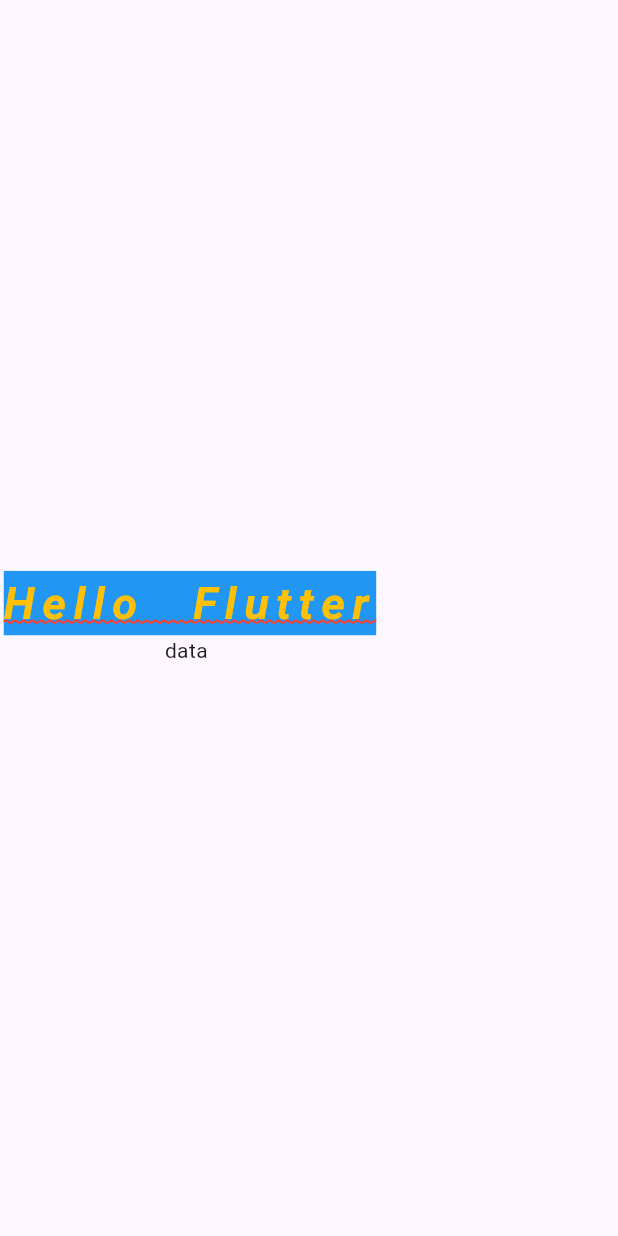
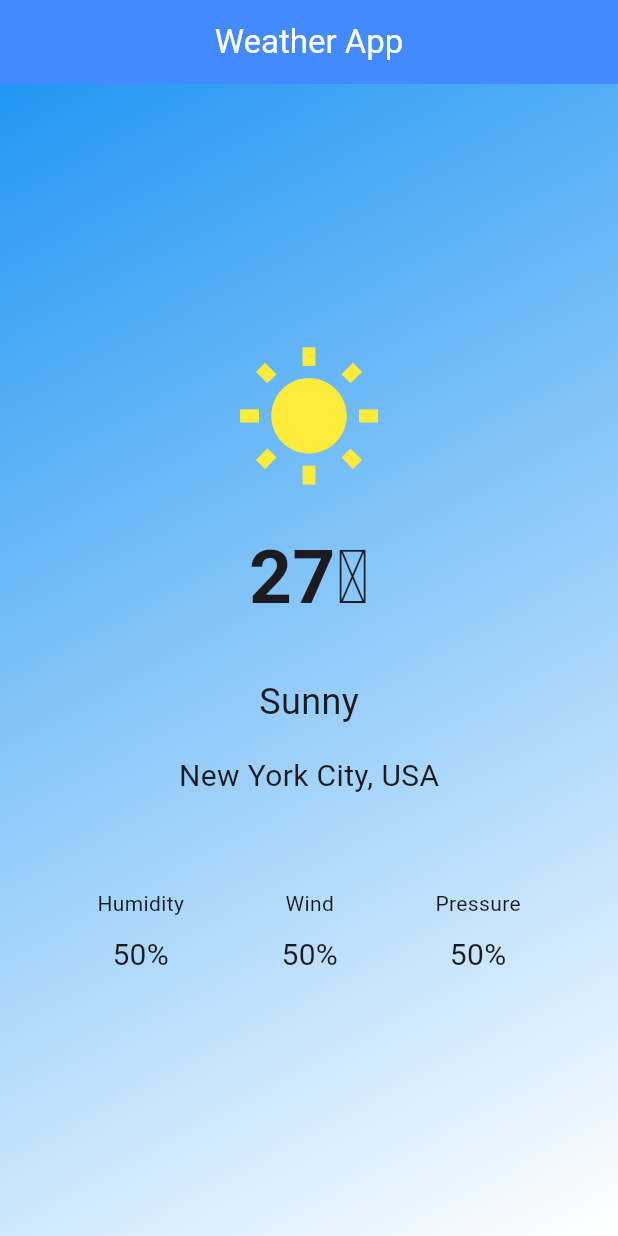
Before and after one commit to Chujer/WebStudy, a Flutter app: the screen it shows after launch, on a phone screen of 412 x 824 dp. Run offline on Flutter 3.47's test engine with Material 3 defaults, Android fonts, the phone set to English and light mode, and no system bars.

Commit message:
2025_11_13 실습예제 날씨 어플

```diff
--- a/Flutter/lib/main.dart
+++ b/Flutter/lib/main.dart
@@ -10,27 +10,77 @@ class MyApp extends StatelessWidget {
   @override
   Widget build(BuildContext context) {
     return MaterialApp(
+      debugShowCheckedModeBanner: false,
       home: Scaffold(
-        body: Column(
-          mainAxisAlignment: MainAxisAlignment.center,
-          children: [
-            Text("Hello Flutter",
-              style: TextStyle(
-                color: Colors.amber,
-                fontSize: 30,
-                fontStyle: FontStyle.italic,
-                backgroundColor: Colors.blue,
-                fontWeight: FontWeight.bold,
-                letterSpacing: 5,   ///자간
-                wordSpacing: 20, /// 띄어쓰기 공백크기
-                decoration: TextDecoration.underline,
-                decorationStyle: TextDecorationStyle.wavy,
-                decorationColor: Colors.red,
+        appBar: AppBar(
+          title: Text("Weather App", style: TextStyle(color: Colors.white)),
+          centerTitle: true,
+          backgroundColor: Colors.blueAccent,
+        ),
+        body: Container(
+          decoration: BoxDecoration(
+            gradient: LinearGradient(
+              begin: Alignment.topLeft, end: Alignment.bottomRight,
+              colors: [Colors.blue, Colors.white]
+            )
+          ),
+          child: Center(
+            child: Column(
+              mainAxisAlignment: MainAxisAlignment.center,
+              children: [
+                Icon(Icons.wb_sunny, size: 100, color: Colors.yellow),
+                SizedBox(
+                  height: 20,
+                ),
+                Text('27℃', style: TextStyle(
+                  fontSize: 50,
+                  fontWeight: FontWeight.bold
+                ),),
+                SizedBox(
+                  height: 30,
+                ),
+                Text('Sunny', style: TextStyle(
+                  fontSize: 24,
+                ),),
+                SizedBox(
+                  height: 18,
+                ),
+                Text('New York City, USA', style: TextStyle(
+                  fontSize: 20
+                ),),
+                SizedBox(
+                  height: 60,
+                ),
+                Row(
+                  mainAxisAlignment: MainAxisAlignment.spaceEvenly,
+                  children: [
+                    Column(
+                      children: [
+                        Text("Humidity"),
+                        SizedBox(height: 10,),
+                        Text("50%", style: TextStyle(fontSize: 20),)
+                      ],
+                    ),
+                    Column(
+                      children: [
+                        Text("Wind"),
+                        SizedBox(height: 10,),
+                        Text("50%", style: TextStyle(fontSize: 20),)
+                      ],
+                    ),
+                    Column(
+                      children: [
+                        Text("Pressure"),
+                        SizedBox(height: 10,),
+                        Text("50%", style: TextStyle(fontSize: 20),)
+                      ],
+                    ),
+                  ],
+                )
 
-              ),
+              ],
             ),
-            Text("data")
-          ],
+          ),
         ),
       ),
     );
```
